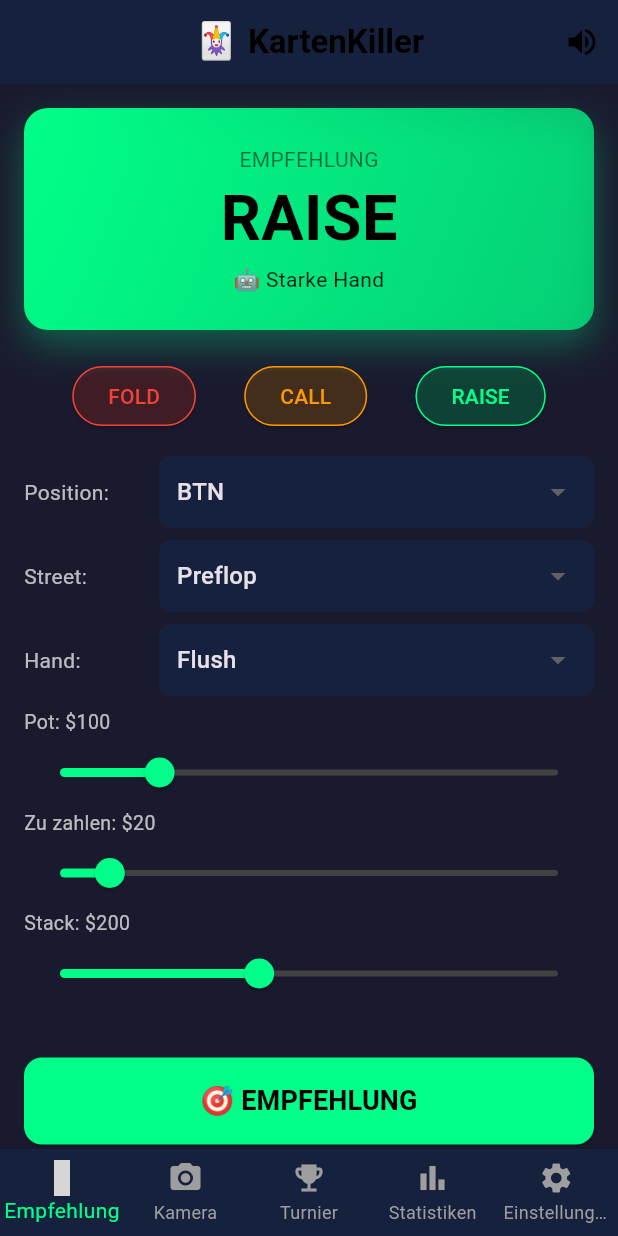
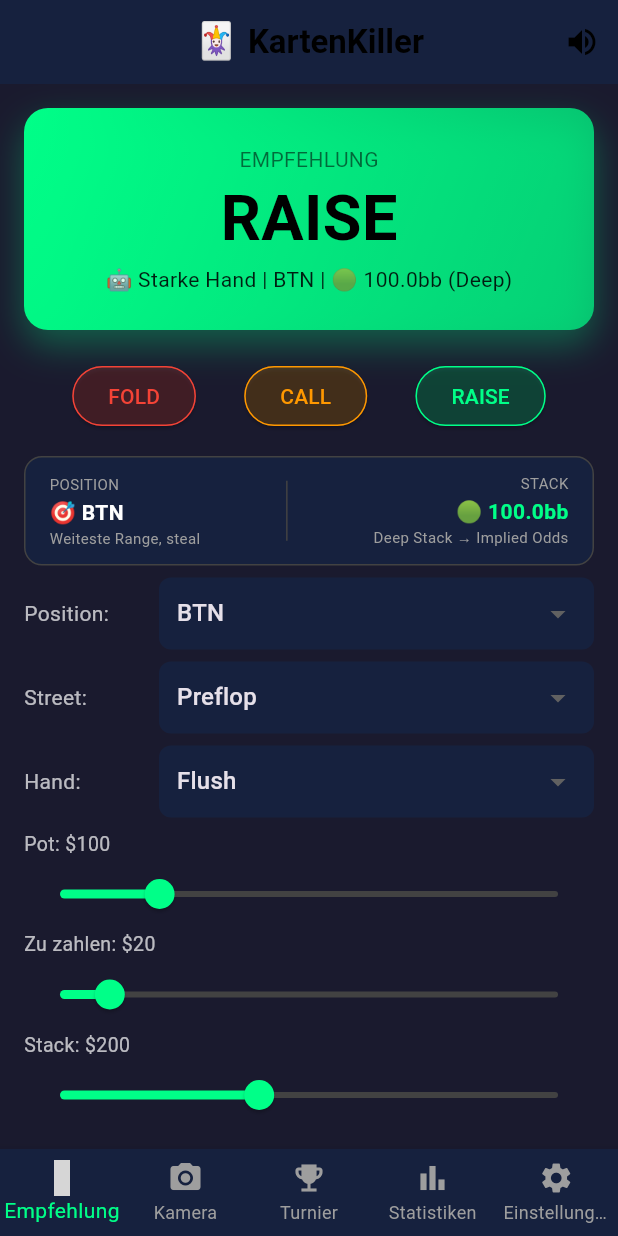
Before and after one commit to swissfrog/poker-killer, a Flutter app: the screen it shows after launch, after a tap on an icon or button, on a phone screen of 412 x 824 dp. Run offline on Flutter 3.47's test engine with Material 3 defaults, Android fonts, the phone set to English and light mode, and no system bars; our stand-ins replace camera, permission_handler; missing offline and left inert: tflite_flutter; statements that could not run were skipped; grey boxes are pictures that could not be loaded.

Commit message:
feat(poker_killer_app): add Stack-Awareness and Position-Awareness to KartenKiller
_getRecommendation():
- Computes stackBb = stackSize / 2.0 (Big Blind)
- Position bonus: BTN/CO open wider (+score), MP/UTG tighter (-score)
- Stack tiers: <10bb extreme short (-0.15), <20bb short (-0.10), >50bb deep (+0.08)
- Short Stack Push/Fold zone: stack < 15bb + score > 0.55 → ALL-IN
- No bluffs when stack < 20bb (Push/Fold mode)
- reason string includes posHint (e.g. 'BTN | 🟢 42.0bb (Mid)')

_buildStackPositionBadge() widget added to RecommenderPage:
- Displays current position with strategy hint
- Displays stack in bb with color coding (Short=red, Mid=yellow, Deep=green)
- Shown above the position/street/hand dropdowns

Author: Otto Bot <otto@pokerbot.local>

```diff
--- a/poker_killer_app/lib/main.dart
+++ b/poker_killer_app/lib/main.dart
@@ -182,12 +182,51 @@ class _RecommenderPageState extends State<RecommenderPage> {
     'Straight', 'Flush', 'Full House', 'Four of Kind', 'Straight Flush'
   ];
 
+  // ── Stack-Awareness Helper ──────────────────────────────────────────────
+  // Positionen: 0=BB, 1=SB, 2=BTN, 3=CO, 4=MP, 5=UTG
+  String _positionHint(int pos, double stackBb) {
+    const posNames = ['BB', 'SB', 'BTN', 'CO', 'MP', 'UTG'];
+    final posStr = pos < posNames.length ? posNames[pos] : 'MP';
+    String stackLabel;
+    if (stackBb < 20) {
+      stackLabel = '🔴 ${stackBb.toStringAsFixed(1)}bb (Short)';
+    } else if (stackBb <= 50) {
+      stackLabel = '🟡 ${stackBb.toStringAsFixed(1)}bb (Mid)';
+    } else {
+      stackLabel = '🟢 ${stackBb.toStringAsFixed(1)}bb (Deep)';
+    }
+    return '$posStr | $stackLabel';
+  }
+
+  // Big Blind Annahme: 2 (Standard Cash Game)
+  static const double _bigBlindSize = 2.0;
+
   void _getRecommendation() {
-    double score = (handRank / 8.0) * 0.6 + ((6 - position) / 6.0) * 0.3 + 0.1;
+    // Stack in Big Blinds berechnen (Stack-Awareness)
+    final stackBb = stackSize / _bigBlindSize;
 
-    // ICM Anpassung
-    if (stackSize < 20) score -= 0.2;
-    if (stackSize > 100) score += 0.1;
+    // Position-Awareness: Late Position (BTN=2, CO=3) gibt Bonus
+    // positions: 0=BB, 1=SB, 2=BTN, 3=CO, 4=MP, 5=UTG
+    final positionBonus = position <= 3 ? (3 - position) * 0.05 : 0.0; // BTN=+0.05, CO=+0.0, MP/UTG: 0
+    final positionPenalty = position >= 4 ? (position - 3) * 0.04 : 0.0; // MP=-0.04, UTG=-0.08
+
+    double score = (handRank / 8.0) * 0.6
+        + ((6 - position) / 6.0) * 0.3
+        + positionBonus
+        - positionPenalty
+        + 0.1;
+
+    // Stack-Awareness Anpassungen
+    if (stackBb < 10) {
+      // Extreme Short Stack: Push or Fold only
+      score -= 0.15;
+    } else if (stackBb < 20) {
+      // Short Stack: Push/Fold, reduzierte Bluff-Frequenz
+      score -= 0.10;
+    } else if (stackBb > 50) {
+      // Deep Stack: Implied Odds, mehr Flexibilität
+      score += 0.08;
+    }
 
     // Board Danger
     if (street > 0) {
@@ -196,25 +235,32 @@ class _RecommenderPageState extends State<RecommenderPage> {
       if (boardDanger > 7) score -= 0.15;
     }
 
-    // Bluff Erkennung (GTO)
-    isBluff = handRank <= 2 && Random().nextDouble() < 0.25;
+    // Bluff Erkennung (GTO) — kein Bluff bei Short Stack
+    isBluff = handRank <= 2 && stackBb > 20 && Random().nextDouble() < 0.25;
+
+    // Position-spezifische Hinweise für reason
+    final posHint = _positionHint(position, stackBb);
 
     setState(() {
       if (toCall > stackSize * 0.4) {
         recommendation = 'FOLD';
-        reason = 'Zu teuer';
+        reason = 'Zu teuer | $posHint';
+      } else if (stackBb < 15 && score > 0.55) {
+        // Short Stack Push/Fold Zone
+        recommendation = 'ALL-IN';
+        reason = '🔴 Push/Fold Zone ($posHint)';
       } else if (score > 0.75) {
-        recommendation = stackSize < 30 ? 'ALL-IN' : 'RAISE';
-        reason = isBluff ? '🤖 GTO Bluff' : '🤖 Starke Hand';
+        recommendation = stackBb < 20 ? 'ALL-IN' : 'RAISE';
+        reason = isBluff ? '🤖 GTO Bluff' : '🤖 Starke Hand | $posHint';
       } else if (score > 0.5) {
         recommendation = toCall > pot * 0.3 ? 'FOLD' : 'CALL';
-        reason = '🤖 Value';
+        reason = '🤖 Value | $posHint';
       } else if (score > 0.3) {
         recommendation = toCall < pot * 0.15 ? 'CALL' : 'CHECK';
-        reason = '🤖 Optional';
+        reason = '🤖 Optional | $posHint';
       } else {
         recommendation = 'CHECK';
-        reason = '🤖 Schwach';
+        reason = '🤖 Schwach | $posHint';
       }
     });
 
@@ -308,6 +354,9 @@ class _RecommenderPageState extends State<RecommenderPage> {
             const SizedBox(height: 16),
 
             // Sliders & Dropdowns
+            // Stack & Position Info Badge
+            _buildStackPositionBadge(),
+            const SizedBox(height: 8),
             _buildDropdown('Position', position, positions, (v) => setState(() => position = v)),
             _buildDropdown('Street', street, streets, (v) => setState(() => street = v)),
             _buildDropdown('Hand', handRank, handNames, (v) => setState(() => handRank = v)),
@@ -371,6 +420,71 @@ class _RecommenderPageState extends State<RecommenderPage> {
         side: BorderSide(color: color),
       ),
       child: Text(action),
+    );
+  }
+
+  Widget _buildStackPositionBadge() {
+    final stackBb = stackSize / _bigBlindSize;
+    final posNames = ['BB', 'SB', 'BTN', 'CO', 'MP', 'UTG'];
+    final posStr = position < posNames.length ? posNames[position] : 'MP';
+
+    // Stack Type
+    final Color stackColor;
+    final String stackLabel;
+    final String stackHint;
+    if (stackBb < 20) {
+      stackColor = const Color(0xFFFF4444);
+      stackLabel = '🔴 ${stackBb.toStringAsFixed(1)}bb';
+      stackHint = 'Short Stack → Push/Fold';
+    } else if (stackBb <= 50) {
+      stackColor = const Color(0xFFFFAA00);
+      stackLabel = '🟡 ${stackBb.toStringAsFixed(1)}bb';
+      stackHint = 'Mid Stack → Vorsichtig';
+    } else {
+      stackColor = AppConfig.primaryColor;
+      stackLabel = '🟢 ${stackBb.toStringAsFixed(1)}bb';
+      stackHint = 'Deep Stack → Implied Odds';
+    }
+
+    // Position Hint
+    final String posHint;
+    switch (posStr) {
+      case 'BTN': posHint = 'Weiteste Range, steal'; break;
+      case 'CO':  posHint = 'Breit öffnen'; break;
+      case 'MP':  posHint = 'Standard Range'; break;
+      case 'UTG': posHint = 'Nur Premium!'; break;
+      case 'SB':  posHint = 'Steal vs BB, OOP'; break;
+      case 'BB':  posHint = 'Defend mit Odds'; break;
+      default:    posHint = '';
+    }
+
+    return Container(
+      padding: const EdgeInsets.symmetric(horizontal: 16, vertical: 10),
+      decoration: BoxDecoration(
+        color: AppConfig.panelColor,
+        borderRadius: BorderRadius.circular(12),
+        border: Border.all(color: Colors.grey.shade800),
+      ),
+      child: Row(
+        mainAxisAlignment: MainAxisAlignment.spaceBetween,
+        children: [
+          Column(crossAxisAlignment: CrossAxisAlignment.start, children: [
+            const Text('POSITION', style: TextStyle(color: Colors.grey, fontSize: 10)),
+            const SizedBox(height: 2),
+            Text('🎯 $posStr',
+                style: const TextStyle(color: Colors.white, fontSize: 14, fontWeight: FontWeight.bold)),
+            Text(posHint, style: const TextStyle(color: Colors.grey, fontSize: 10)),
+          ]),
+          Container(width: 1, height: 40, color: Colors.grey.shade800),
+          Column(crossAxisAlignment: CrossAxisAlignment.end, children: [
+            const Text('STACK', style: TextStyle(color: Colors.grey, fontSize: 10)),
+            const SizedBox(height: 2),
+            Text(stackLabel,
+                style: TextStyle(color: stackColor, fontSize: 14, fontWeight: FontWeight.bold)),
+            Text(stackHint, style: const TextStyle(color: Colors.grey, fontSize: 10)),
+          ]),
+        ],
+      ),
     );
   }
 
```
